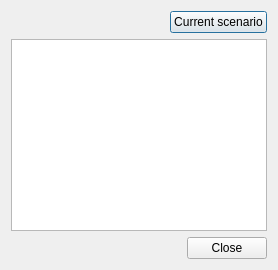
ibergis/ibergis_qgis_plugin, file core/ui/toolbars/utilities/bc_scenario_manager.ui: the form before one commit.
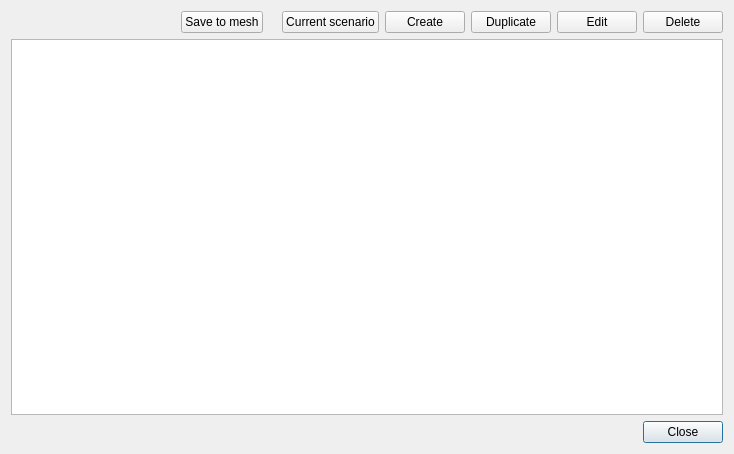
The form after the commit.

Commit message: Add buttons to bc_scenario_manager.ui & populate tableview

Patch:
```diff
--- a/core/ui/toolbars/utilities/bc_scenario_manager.ui
+++ b/core/ui/toolbars/utilities/bc_scenario_manager.ui
@@ -2,11 +2,47 @@
 <ui version="4.0">
  <class>dlg_bc_manager</class>
  <widget class="QDialog" name="dlg_bc_manager">
+  <property name="geometry">
+   <rect>
+    <x>0</x>
+    <y>0</y>
+    <width>734</width>
+    <height>454</height>
+   </rect>
+  </property>
   <property name="windowTitle">
    <string>Boundary condition scenarios manager</string>
   </property>
   <layout class="QGridLayout">
-   <item row="0" column="0">
+   <item row="3" column="2" alignment="Qt::AlignRight">
+    <widget class="QPushButton" name="btn_cancel">
+     <property name="text">
+      <string>Close</string>
+     </property>
+    </widget>
+   </item>
+   <item row="3" column="0" colspan="2">
+    <spacer name="horizontalSpacer">
+     <property name="orientation">
+      <enum>Qt::Horizontal</enum>
+     </property>
+     <property name="sizeType">
+      <enum>QSizePolicy::Expanding</enum>
+     </property>
+     <property name="sizeHint" stdset="0">
+      <size>
+       <width>40</width>
+       <height>20</height>
+      </size>
+     </property>
+    </spacer>
+   </item>
+   <item row="2" column="0" colspan="3">
+    <widget class="QTableView" name="tbl_bcs"/>
+   </item>
+   <item row="1" column="0" colspan="3">
+    <layout class="QHBoxLayout" name="horizontalLayout">
+     <item>
     <spacer name="horizontalSpacer_2">
      <property name="orientation">
       <enum>Qt::Horizontal</enum>
@@ -19,10 +55,17 @@
      </property>
     </spacer>
    </item>
-   <item row="0" column="1">
+     <item>
+      <widget class="QPushButton" name="btn_save_to_mesh">
+       <property name="text">
+        <string>Save to mesh</string>
+       </property>
+      </widget>
+     </item>
+     <item>
     <widget class="QLabel" name="lbl_current_scenario"/>
    </item>
-   <item row="0" column="2" alignment="Qt::AlignRight">
+     <item>
     <widget class="QPushButton" name="btn_update_scenario">
      <property name="sizePolicy">
       <sizepolicy hsizetype="Minimum" vsizetype="Fixed">
@@ -35,31 +78,35 @@
      </property>
     </widget>
    </item>
-   <item row="2" column="2" alignment="Qt::AlignRight">
-    <widget class="QPushButton" name="btn_cancel">
+     <item>
+      <widget class="QPushButton" name="btn_create_scenario">
      <property name="text">
-      <string>Close</string>
+        <string>Create</string>
      </property>
     </widget>
    </item>
-   <item row="2" column="0" colspan="2">
-    <spacer name="horizontalSpacer">
-     <property name="orientation">
-      <enum>Qt::Horizontal</enum>
-     </property>
-     <property name="sizeType">
-      <enum>QSizePolicy::Expanding</enum>
-     </property>
-     <property name="sizeHint" stdset="0">
-      <size>
-       <width>40</width>
-       <height>20</height>
-      </size>
-     </property>
-    </spacer>
-   </item>
-   <item row="1" column="0" colspan="3">
-    <widget class="QTableView" name="tbl_bcs"/>
+     <item>
+      <widget class="QPushButton" name="btn_duplicate_scenario">
+       <property name="text">
+        <string>Duplicate</string>
+       </property>
+      </widget>
+     </item>
+     <item>
+      <widget class="QPushButton" name="btn_edit_scenario">
+       <property name="text">
+        <string>Edit</string>
+       </property>
+      </widget>
+     </item>
+     <item>
+      <widget class="QPushButton" name="btn_delete_scenario">
+       <property name="text">
+        <string>Delete</string>
+       </property>
+      </widget>
+     </item>
+    </layout>
    </item>
   </layout>
  </widget>
```
Lines whose indentation alone changed are shown as unchanged. The commit also changes 2 other files.
